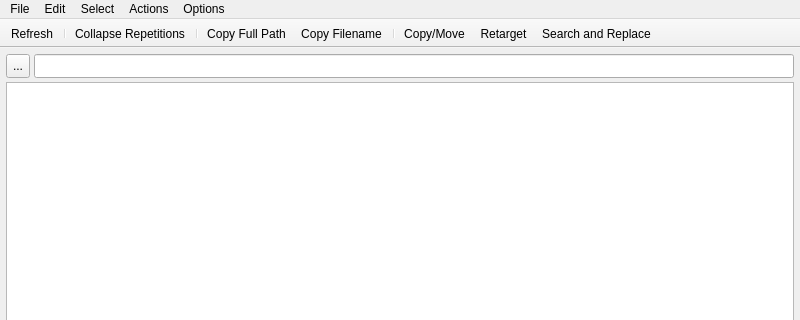
Qt form fxpt/fx_textureManager/MainWindowUI.ui (theetcher/fxpt) before a commit; both pictures show x 0 to 800 and y 0 to 320 of the 800 by 610 pixel window.
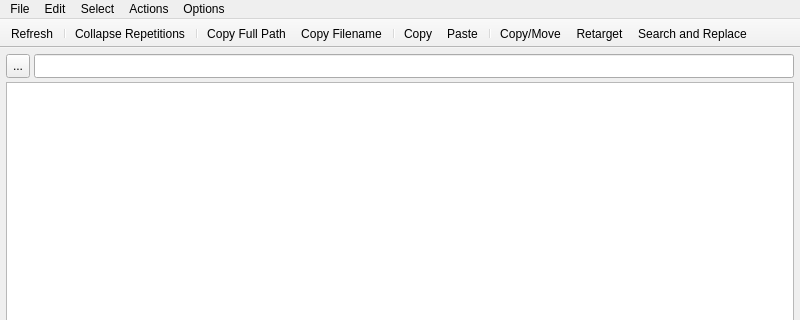
The same form after that commit. Icons and pictures are not drawn.

The edit to the form file:
```diff
--- a/fxpt/fx_textureManager/MainWindowUI.ui
+++ b/fxpt/fx_textureManager/MainWindowUI.ui
@@ -199,6 +199,9 @@
    <addaction name="uiACT_copyFullPath"/>
    <addaction name="uiACT_copyFilename"/>
    <addaction name="separator"/>
+   <addaction name="uiACT_copy"/>
+   <addaction name="uiACT_paste"/>
+   <addaction name="separator"/>
    <addaction name="uiACT_copyMove"/>
    <addaction name="uiACT_retarget"/>
    <addaction name="uiACT_searchReplace"/>
@@ -323,6 +326,24 @@
     <string>Select Nothing</string>
    </property>
   </action>
+  <action name="uiACT_copy">
+   <property name="icon">
+    <iconset resource="resources.qrc">
+     <normaloff>:/icons/copy.png</normaloff>:/icons/copy.png</iconset>
+   </property>
+   <property name="text">
+    <string>Copy</string>
+   </property>
+  </action>
+  <action name="uiACT_paste">
+   <property name="icon">
+    <iconset resource="resources.qrc">
+     <normaloff>:/icons/paste.png</normaloff>:/icons/paste.png</iconset>
+   </property>
+   <property name="text">
+    <string>Paste</string>
+   </property>
+  </action>
  </widget>
  <tabstops>
   <tabstop>uiTBL_textures</tabstop>
```
Left out of the diff: 5 changed lines with no effect on the pictures.
